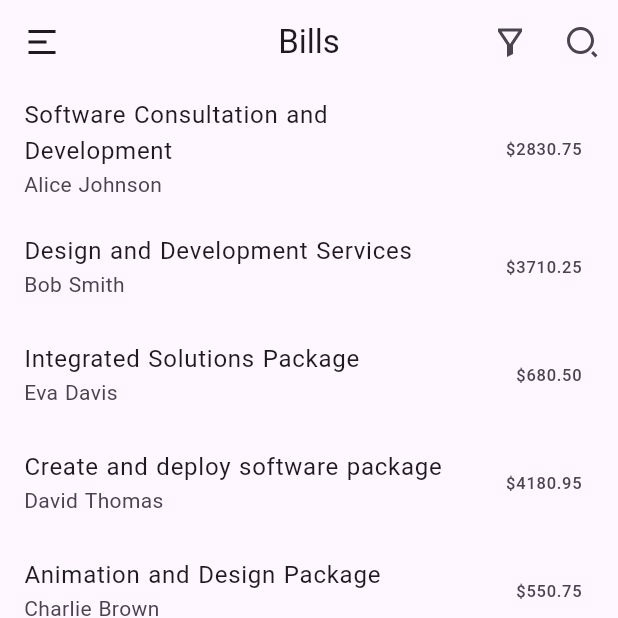
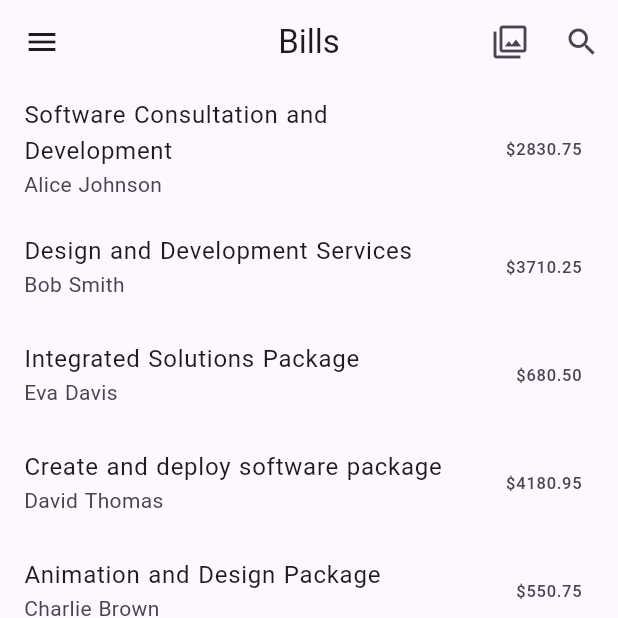
Before and after one commit to aakashx58/flutter_pdf_gen, a Flutter app: the screen it shows after launch, on a phone screen of 412 x 824 dp, the top half of it. Run offline on Flutter 3.47's test engine with Material 3 defaults, Android fonts, the phone set to English and light mode, and no system bars; our stand-ins replace google_fonts, pdf, printing.

```diff
--- a/lib/app.dart
+++ /dev/null
@@ -1,20 +0,0 @@
-import 'package:flutter/material.dart';
-import 'package:flutter_pdf_gen/pages/final_view.dart';
-import 'package:google_fonts/google_fonts.dart';
-
-class App extends StatelessWidget {
-  const App({Key? key}) : super(key: key);
-
-  @override
-  Widget build(BuildContext context) {
-    return MaterialApp(
-      title: 'Flutter PDF Generator',
-      debugShowCheckedModeBanner: false,
-      theme: ThemeData(
-        useMaterial3: true,
-        textTheme: GoogleFonts.notoSansOsmanyaTextTheme(),
-      ),
-      home: FinalView(),
-    );
-  }
-}
--- a/lib/main.dart
+++ b/lib/main.dart
@@ -1,6 +1,24 @@
 import 'package:flutter/material.dart';
-import 'package:flutter_pdf_gen/app.dart';
+import 'package:flutter_pdf_gen/pages/final_view.dart';
+import 'package:google_fonts/google_fonts.dart';
 
 void main() {
   runApp(const App());
 }
+
+class App extends StatelessWidget {
+  const App({super.key});
+
+  @override
+  Widget build(BuildContext context) {
+    return MaterialApp(
+      title: 'Flutter PDF Generator',
+      debugShowCheckedModeBanner: false,
+      theme: ThemeData(
+        useMaterial3: true,
+        textTheme: GoogleFonts.notoSansOsmanyaTextTheme(),
+      ),
+      home: FinalView(),
+    );
+  }
+}
--- a/lib/pages/detail.dart
+++ b/lib/pages/detail.dart
@@ -5,9 +5,9 @@ import 'package:flutter_pdf_gen/pages/preview.dart';
 class DetailPage extends StatelessWidget {
   final BillModel singleBillItem;
   const DetailPage({
-    Key? key,
+    super.key,
     required this.singleBillItem,
-  }) : super(key: key);
+  });
 
   @override
   Widget build(BuildContext context) {
--- a/lib/pages/final_view.dart
+++ b/lib/pages/final_view.dart
@@ -1,11 +1,10 @@
 import 'package:flutter/material.dart';
 import 'package:flutter_pdf_gen/pages/detail.dart';
-import 'package:remixicon/remixicon.dart';
 
 import '../models/bill_model.dart';
 
 class FinalView extends StatelessWidget {
-  FinalView({Key? key}) : super(key: key);
+  FinalView({super.key});
 
   final bills = <BillModel>[
     BillModel(
@@ -106,11 +105,10 @@ class FinalView extends StatelessWidget {
     return AppBar(
       title: const Text('Bills'),
       centerTitle: true,
-      leading:
-          IconButton(onPressed: () {}, icon: const Icon(Remix.menu_2_line)),
+      leading: IconButton(onPressed: () {}, icon: const Icon(Icons.menu)),
       actions: [
-        IconButton(onPressed: () {}, icon: const Icon(Remix.filter_2_line)),
-        IconButton(onPressed: () {}, icon: const Icon(Remix.search_2_line)),
+        IconButton(onPressed: () {}, icon: const Icon(Icons.filter)),
+        IconButton(onPressed: () {}, icon: const Icon(Icons.search)),
       ],
     );
   }
--- a/lib/pages/preview.dart
+++ b/lib/pages/preview.dart
@@ -6,7 +6,7 @@ import 'package:printing/printing.dart';
 
 class PdfPreviewPage extends StatelessWidget {
   final BillModel bill;
-  const PdfPreviewPage({Key? key, required this.bill}) : super(key: key);
+  const PdfPreviewPage({super.key, required this.bill});
 
   @override
   Widget build(BuildContext context) {
--- a/pubspec.yaml
+++ b/pubspec.yaml
@@ -19,7 +19,7 @@ publish_to: 'none' # Remove this line if you wish to publish to pub.dev
 version: 1.0.0+1
 
 environment:
-  sdk: '>=3.1.0 <4.0.0'
+  sdk: '>=3.0.0 <4.0.0'
 
 # Dependencies specify other packages that your package needs in order to work.
 # To automatically upgrade your package dependencies to the latest versions
@@ -38,8 +38,6 @@ dependencies:
   pdf: any
   printing: any
   google_fonts: ^6.1.0
-  remixicon: ^1.0.0
-
 
 dev_dependencies:
   flutter_test:
@@ -50,7 +48,7 @@ dev_dependencies:
   # activated in the `analysis_options.yaml` file located at the root of your
   # package. See that file for information about deactivating specific lint
   # rules and activating additional ones.
-  flutter_lints: ^2.0.0
+  flutter_lints: ^5.0.0
 
 # For information on the generic Dart part of this file, see the
 # following page: https://dart.dev/tools/pub/pubspec
```
Also changed, not shown: pubspec.lock, 3 other files.
